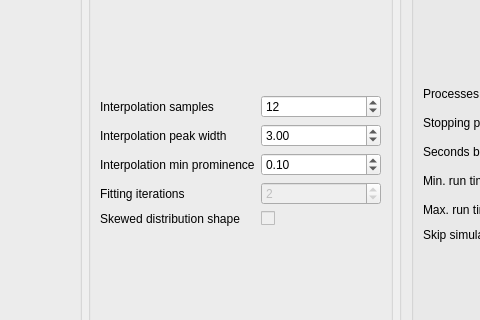
This is ui_files/ui_optimization_linear_fluence_params.ui in JYU-IBA/potku as Qt 5 draws it before an edit; both pictures show x 233 to 713 and y 167 to 487 of the 947 by 638 pixel window. The edited form follows.
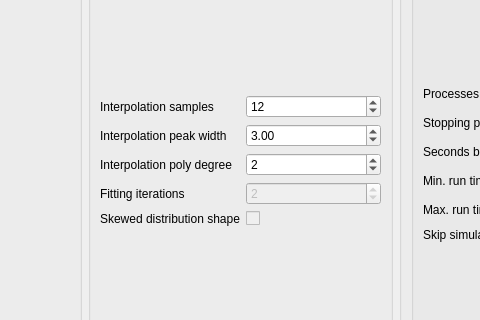
This is the edited form.

Commit message:
Replace sample prominence with polynomial degree
- simplifies code and seems to work better

The edit to the form file:
```diff
--- a/ui_files/ui_optimization_linear_fluence_params.ui
+++ b/ui_files/ui_optimization_linear_fluence_params.ui
@@ -103,26 +103,26 @@
           <item row="2" column="0">
            <widget class="QLabel" name="label_9">
             <property name="text">
-             <string>Interpolation min prominence</string>
+             <string>Interpolation poly degree</string>
             </property>
            </widget>
           </item>
           <item row="2" column="1">
-           <widget class="QDoubleSpinBox" name="sampleProminenceDoubleSpinBox">
+           <widget class="QSpinBox" name="samplePolynomialDegreeSpinBox">
             <property name="toolTip">
-             <string>Minimum prominence (height) factor for a sample to be accepted in the MeV-to-nm interpolation function data points</string>
+             <string>Degree of the polynomial used to fit the MeV-to-nm conversion function</string>
             </property>
             <property name="minimum">
-             <double>0.010000000000000</double>
+             <number>0</number>
             </property>
             <property name="maximum">
-             <double>1.000000000000000</double>
+             <number>20</number>
             </property>
             <property name="singleStep">
-             <double>0.010000000000000</double>
+             <number>1</number>
             </property>
             <property name="value">
-             <double>0.100000000000000</double>
+             <number>2</number>
             </property>
            </widget>
           </item>
```
The commit also changes 3 other files.
